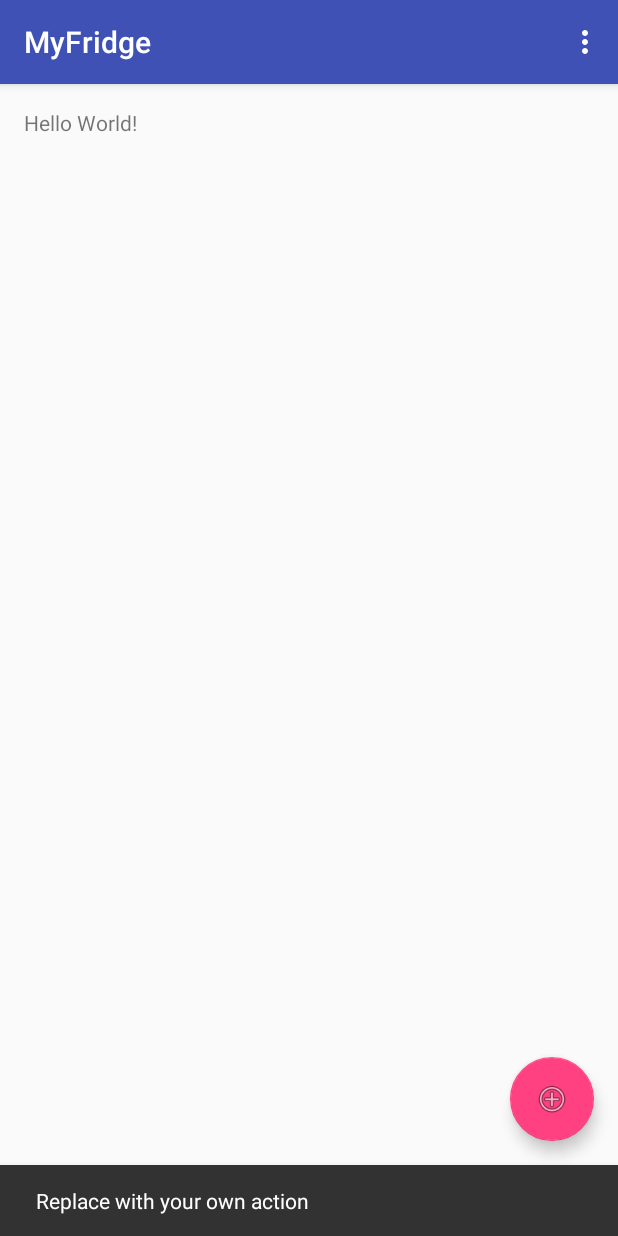
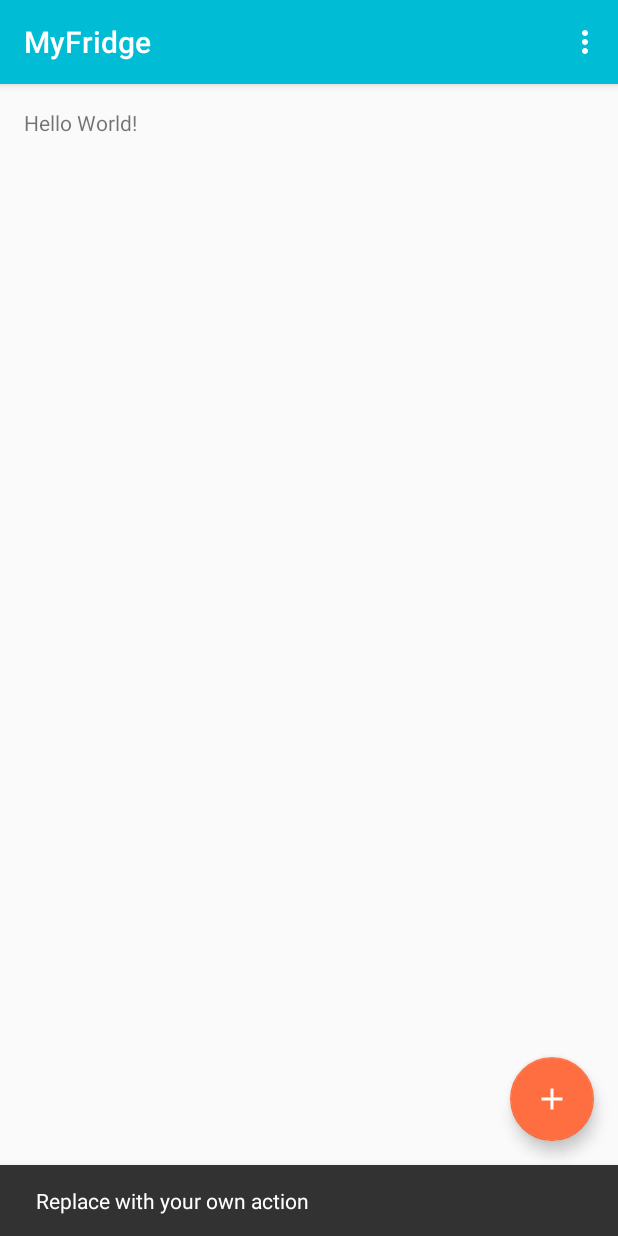
Before and after one commit to Dietmar-Franken/MyFridge, an Android app: the screen it shows after launch (MainActivity), after a tap on an icon or button, on a phone screen of 412 x 824 dp. Run offline under Robolectric (Android 15) with nearby library versions, the phone set to English and light mode, and no system bars.

Commit message:
Add fab button png and change color scheme

```diff
--- a/app/src/main/res/layout/activity_main.xml
+++ b/app/src/main/res/layout/activity_main.xml
@@ -29,6 +29,6 @@
         android:layout_height="wrap_content"
         android:layout_gravity="bottom|end"
         android:layout_margin="@dimen/fab_margin"
-        app:srcCompat="@android:drawable/ic_menu_add" />
+        android:src="@drawable/ic_add_white_24dp" />
 
 </android.support.design.widget.CoordinatorLayout>
--- a/app/src/main/res/values/colors.xml
+++ b/app/src/main/res/values/colors.xml
@@ -1,6 +1,6 @@
 <?xml version="1.0" encoding="utf-8"?>
 <resources>
-    <color name="colorPrimary">#3F51B5</color>
-    <color name="colorPrimaryDark">#303F9F</color>
-    <color name="colorAccent">#FF4081</color>
+    <color name="colorPrimary">#00BCD4</color>
+    <color name="colorPrimaryDark">#0097A7</color>
+    <color name="colorAccent">#FF6E40</color>
 </resources>
```
Also changed, not shown: app/src/main/res/drawable-hdpi/ic_add_white_24dp.png (added), app/src/main/res/drawable-mdpi/ic_add_white_24dp.png (added), app/src/main/res/drawable-xhdpi/ic_add_white_24dp.png (added), app/src/main/res/drawable-xxhdpi/ic_add_white_24dp.png (added), app/src/main/res/drawable-xxxhdpi/ic_add_white_24dp.png (added).
